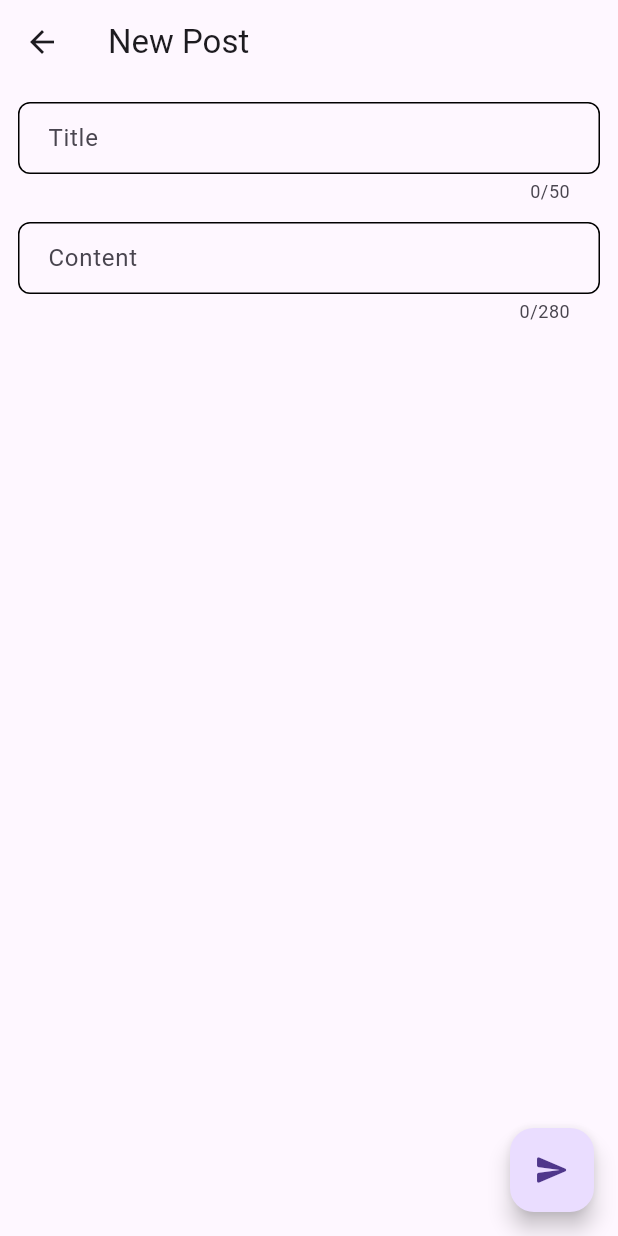
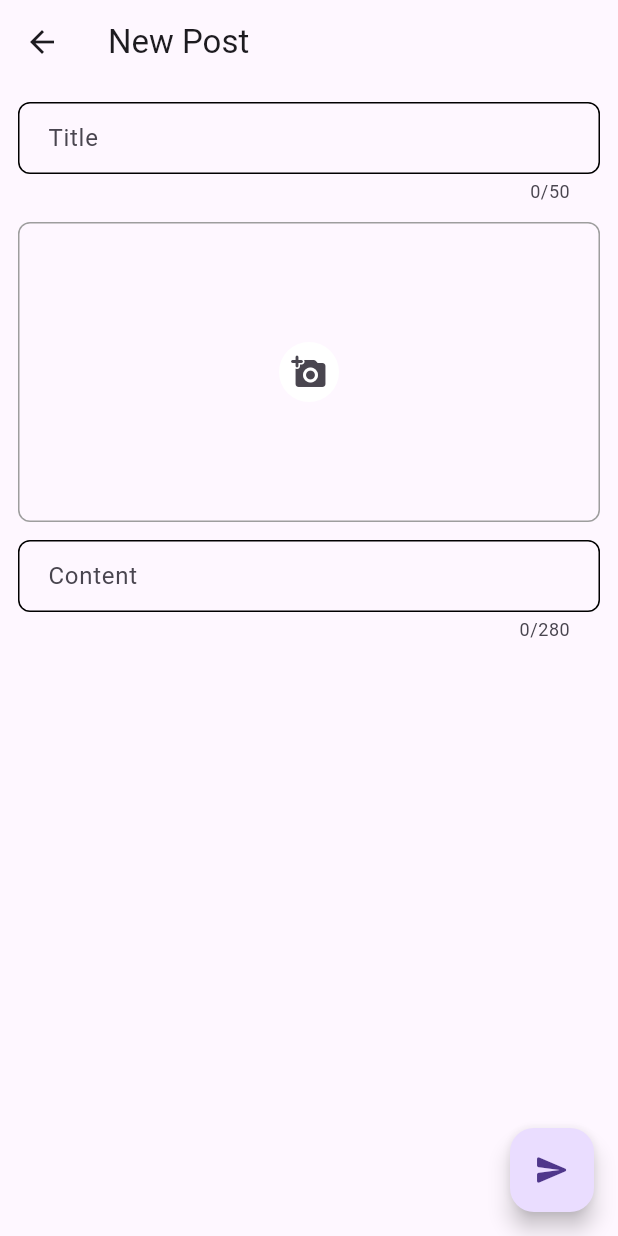
Before and after one commit to Basith-P/Altlink-Frontend, a Flutter app: the CreatePostPage screen opened by its route, on a phone screen of 412 x 824 dp. Run offline on Flutter 3.47's test engine with Material 2 defaults, Android fonts, the phone set to English and light mode, and no system bars; our stand-ins replace dio, flutter_riverpod, freezed_annotation, image_picker; network calls fail.

Commit message:
create post

```diff
--- a/lib/core/constants/strings.dart
+++ b/lib/core/constants/strings.dart
@@ -2,4 +2,7 @@ class Strings {
   static const post = 'post';
   static const posts = 'posts';
   static const message = 'message';
+  static const title = 'title';
+  static const content = 'content';
+  static const image = 'image';
 }
--- a/lib/core/features/posts/pages/create_post_page.dart
+++ b/lib/core/features/posts/pages/create_post_page.dart
@@ -1,7 +1,10 @@
+import 'dart:io';
+
 import 'package:altlink/core/constants/gaps.dart';
 import 'package:altlink/core/constants/ui_constants.dart';
 import 'package:altlink/core/features/posts/models/post.dart';
 import 'package:altlink/core/features/posts/providers.dart';
+import 'package:altlink/core/providers.dart';
 import 'package:altlink/core/utils/functions.dart';
 import 'package:flutter/material.dart';
 import 'package:flutter_riverpod/flutter_riverpod.dart';
@@ -19,6 +22,7 @@ class _CreatePostPageState extends ConsumerState<CreatePostPage> {
   late GlobalKey<FormState> _formKey;
   late TextEditingController _titleController;
   late TextEditingController _contentController;
+  late ValueNotifier<File?> _imageNotifier;
 
   @override
   void initState() {
@@ -26,6 +30,7 @@ class _CreatePostPageState extends ConsumerState<CreatePostPage> {
     _formKey = GlobalKey<FormState>();
     _titleController = TextEditingController();
     _contentController = TextEditingController();
+    _imageNotifier = ValueNotifier(null);
   }
 
   void submit() async {
@@ -35,7 +40,8 @@ class _CreatePostPageState extends ConsumerState<CreatePostPage> {
         title: _titleController.text,
         content: _contentController.text,
       );
-      final isSuccess = await postsController.createPost(post);
+      final isSuccess = await postsController.createPost(
+          post: post, image: _imageNotifier.value);
       if (isSuccess) {
         ref.refresh(getPostsProvider);
         pop();
@@ -59,11 +65,14 @@ class _CreatePostPageState extends ConsumerState<CreatePostPage> {
                 hintText: 'Title',
                 labelText: 'Title',
               ),
+              textCapitalization: TextCapitalization.sentences,
               maxLength: 50,
               validator: (val) => (val == null || val.trim().length < 3)
                   ? 'Please enter at least 3 characters'
                   : null,
             ),
+            gapH12,
+            ImageSelector(imageNotifier: _imageNotifier),
             gapH12,
             TextFormField(
               controller: _contentController,
@@ -71,6 +80,7 @@ class _CreatePostPageState extends ConsumerState<CreatePostPage> {
                 hintText: 'Content',
                 labelText: 'Content',
               ),
+              textCapitalization: TextCapitalization.sentences,
               maxLength: 280,
               maxLines: null,
               validator: (val) => (val == null || val.trim().length < 3)
@@ -94,6 +104,55 @@ class _CreatePostPageState extends ConsumerState<CreatePostPage> {
     _formKey.currentState?.dispose();
     _titleController.dispose();
     _contentController.dispose();
+    _imageNotifier.dispose();
     super.dispose();
   }
 }
+
+class ImageSelector extends ConsumerWidget {
+  const ImageSelector({super.key, required ValueNotifier<File?> imageNotifier})
+      : _imageNotifier = imageNotifier;
+
+  final ValueNotifier<File?> _imageNotifier;
+
+  @override
+  Widget build(BuildContext context, WidgetRef ref) {
+    return Container(
+      height: 200,
+      decoration: BoxDecoration(
+        border: Border.all(color: Colors.grey),
+        borderRadius: BorderRadius.circular(8),
+      ),
+      clipBehavior: Clip.antiAlias,
+      child: Stack(
+        children: [
+          ValueListenableBuilder<File?>(
+            valueListenable: _imageNotifier,
+            builder: (_, image, __) {
+              if (image != null) {
+                return Image.file(image,
+                    fit: BoxFit.cover, width: double.infinity);
+              }
+              return const SizedBox.shrink();
+            },
+          ),
+          Center(
+            child: IconButton(
+              onPressed: () async {
+                final picker = ref.read(imagePickerProvider);
+                final image = await picKImageFromGallery(picker);
+                if (image != null) {
+                  _imageNotifier.value = image;
+                }
+              },
+              icon: const Icon(Icons.add_a_photo_rounded),
+              style: IconButton.styleFrom(
+                backgroundColor: Colors.white,
+              ),
+            ),
+          ),
+        ],
+      ),
+    );
+  }
+}
--- a/lib/core/providers.dart
+++ b/lib/core/providers.dart
@@ -1,11 +1,14 @@
 import 'package:altlink/env.dart';
 import 'package:dio/dio.dart';
 import 'package:flutter_riverpod/flutter_riverpod.dart';
+import 'package:image_picker/image_picker.dart';
 
 final dioProvider = Provider((_) => Dio(
       BaseOptions(
         baseUrl: baseUrl,
         connectTimeout: const Duration(seconds: 5),
-        contentType: 'application/json',
+        // contentType: 'application/json',
       ),
     ));
+
+final imagePickerProvider = Provider((_) => ImagePicker());
--- a/lib/env.dart
+++ b/lib/env.dart
@@ -1 +1 @@
-const baseUrl = 'http://127.0.0.1:8080';
+const baseUrl = 'http://localhost:8080';
--- a/pubspec.yaml
+++ b/pubspec.yaml
@@ -15,7 +15,10 @@ dependencies:
     sdk: flutter
   flutter_riverpod: ^2.4.5
   freezed_annotation: ^2.4.1
+  http_parser: ^4.0.2
+  image_picker: ^1.0.4
   json_annotation: ^4.8.1
+  uuid: ^4.1.0
 
 dev_dependencies:
   build_runner: ^2.4.6
```
Also changed, not shown: lib/core/features/posts/pages/post_page.dart (+10 -1 lines), lib/core/features/posts/posts_controller.dart (+30 -3 lines), lib/core/utils/functions.dart (+8 -0 lines), pubspec.lock, 2 other files.
